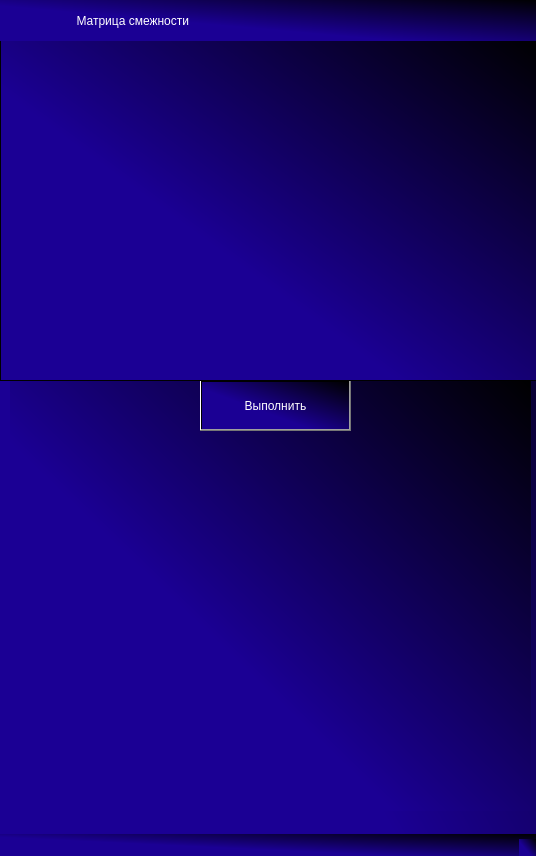
Qt form KP.ui (IsagbrI/pythonProject1) before a commit.
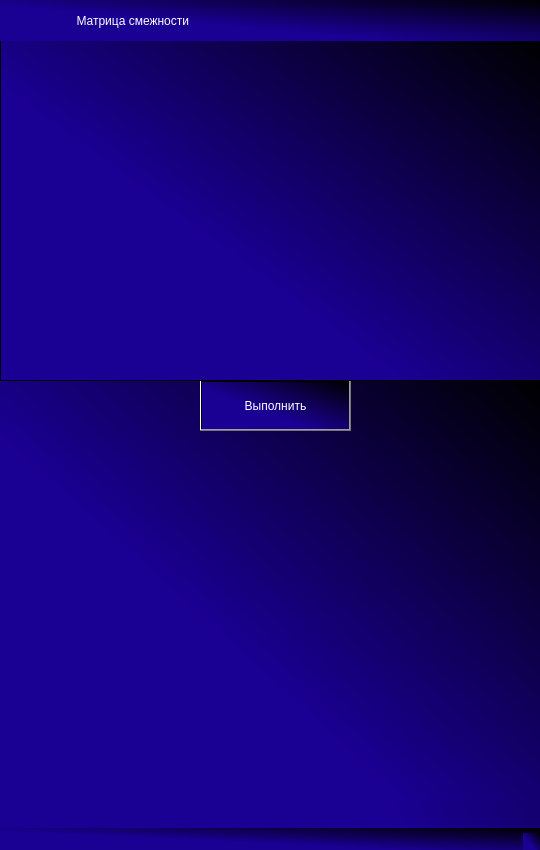
The same form after that commit.

Commit message: Готовая курсовая работа

Diff of the .ui file:
```diff
--- a/KP.ui
+++ b/KP.ui
@@ -6,10 +6,16 @@
    <rect>
     <x>0</x>
     <y>0</y>
-    <width>536</width>
-    <height>856</height>
+    <width>540</width>
+    <height>850</height>
    </rect>
   </property>
+  <property name="maximumSize">
+   <size>
+    <width>540</width>
+    <height>850</height>
+   </size>
+  </property>
   <property name="windowTitle">
    <string>MainWindow</string>
   </property>
@@ -20,12 +26,18 @@
    <widget class="QLabel" name="label">
     <property name="geometry">
      <rect>
-      <x>10</x>
+      <x>0</x>
       <y>380</y>
-      <width>521</width>
-      <height>431</height>
+      <width>540</width>
+      <height>421</height>
      </rect>
     </property>
+    <property name="maximumSize">
+     <size>
+      <width>540</width>
+      <height>425</height>
+     </size>
+    </property>
     <property name="styleSheet">
      <string notr="true">font: 16pt &quot;Times New Roman&quot;;
 color: rgb(255, 255, 255);</string>
@@ -33,6 +45,9 @@
     <property name="text">
      <string/>
     </property>
+    <property name="wordWrap">
+     <bool>true</bool>
+    </property>
    </widget>
    <widget class="QPushButton" name="pushButton">
     <property name="geometry">
```
Left out of the diff: 2 changed lines with no effect on the pictures. The commit also changes 2 other files.
